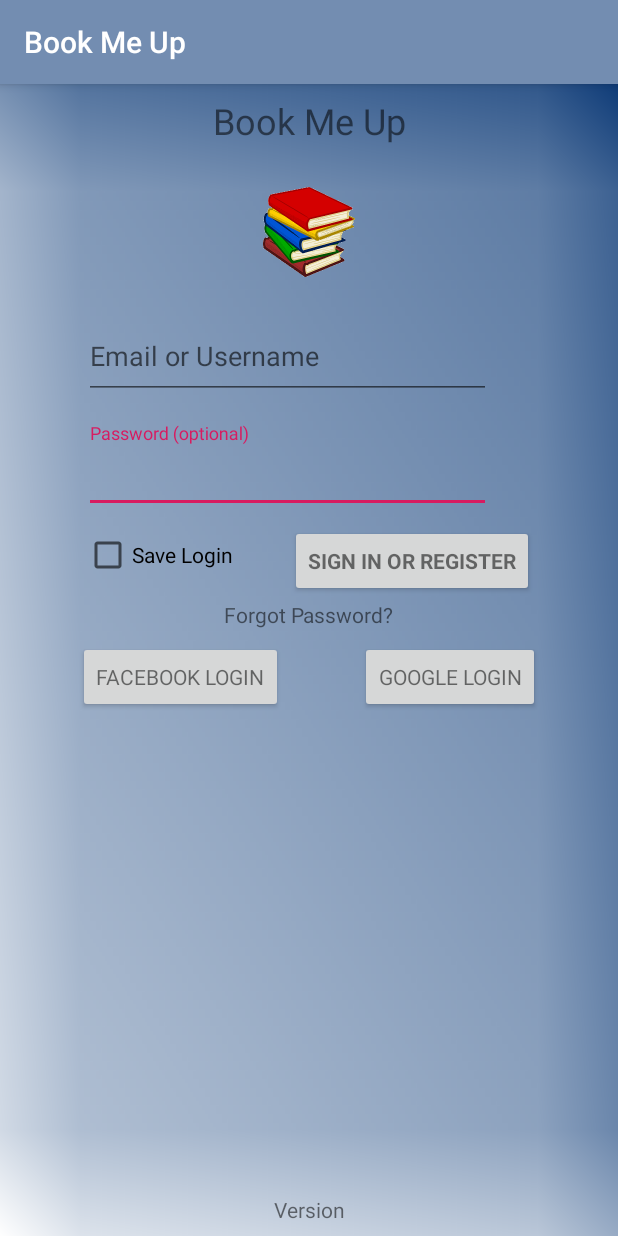
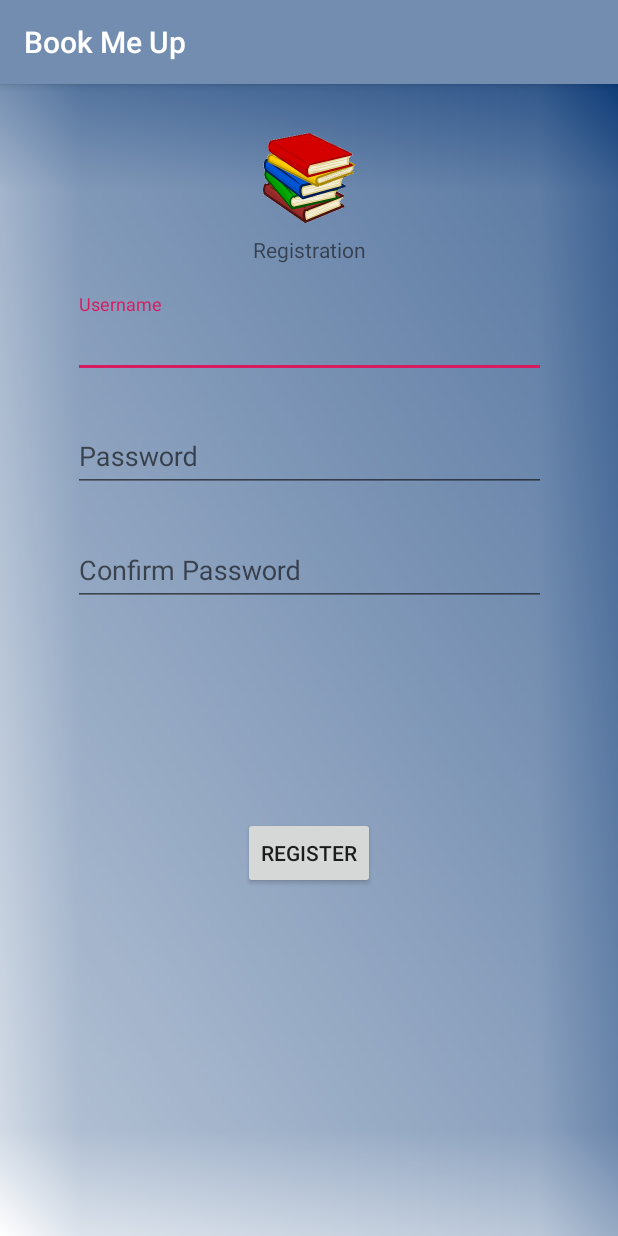
Before and after one commit to biodunduke/BookMeUp, an Android app: the screen it shows after launch (LoginActivity before the commit, RegisterActivity after it), on a phone screen of 412 x 824 dp. Run offline under Robolectric (Android 15) with nearby library versions, the phone set to English and light mode, and no system bars.

Commit message:
Registration screen created but without proper checks

```diff
--- a/BookMeUp/src/main/AndroidManifest.xml
+++ b/BookMeUp/src/main/AndroidManifest.xml
@@ -22,11 +22,14 @@
         <activity
             android:name=".LoginActivity"
             android:label="@string/app_name"
-            android:screenOrientation="portrait">
+            android:screenOrientation="portrait"></activity>
+        <activity
+            android:name=".SplashActivity"
+            android:screenOrientation="portrait"
+            android:theme="@style/SplashTheme">
 
         </activity>
-        <activity android:name=".SplashActivity"
-            android:theme="@style/SplashTheme"
+        <activity android:name=".RegisterActivity"
             android:screenOrientation="portrait">
             <intent-filter>
                 <action android:name="android.intent.action.MAIN" />
--- /dev/null
+++ b/BookMeUp/src/main/java/com/example/bookmeup/RegisterActivity.java
@@ -0,0 +1,62 @@
+package com.example.bookmeup;
+
+import android.content.Context;
+import android.content.DialogInterface;
+import android.app.AlertDialog;
+//import android.support.v7.app.AlertDialog;
+import android.content.Intent;
+import android.support.v7.app.AppCompatActivity;
+import android.os.Bundle;
+import android.view.View;
+import android.widget.Button;
+import android.widget.EditText;
+import android.widget.Toast;
+import android.text.TextUtils;
+
+import javax.xml.validation.Validator;
+
+public class RegisterActivity extends AppCompatActivity {
+    final Context context = this;
+
+    @Override
+    protected void onCreate(Bundle savedInstanceState) {
+        super.onCreate(savedInstanceState);
+        setContentView(R.layout.activity_register);
+
+        Button register = findViewById(R.id.registerButton);
+        register.setOnClickListener(new View.OnClickListener() {
+            @Override
+            public void onClick(View v) {
+                EditText username = findViewById(R.id.username);
+                EditText password = findViewById(R.id.regPassword);
+                EditText password2 = findViewById(R.id.regPassword2);
+                String pass1 = password.getText().toString().trim();
+                String pass2 = password2.getText().toString().trim();
+                if(TextUtils.equals(pass1,pass2))
+                    Toast.makeText(getApplicationContext(), R.string.matchPassword, Toast.LENGTH_LONG).show();
+                // Do proper check before here.
+                if (!username.getText().toString().isEmpty()
+                        && !password.getText().toString().isEmpty()
+                        && !password2.getText().toString().isEmpty()
+                        && TextUtils.equals(pass1,pass2)) {
+                    AlertDialog.Builder regAlertDialog = new AlertDialog.Builder(RegisterActivity.this);
+                    regAlertDialog
+                            .setTitle(R.string.success)
+                            .setMessage(String.format("%s\n%s", getString(R.string.reg_success), getString(R.string.checkEmail)))
+                            .setCancelable(false)
+                            .setPositiveButton(R.string.text_homePage, new DialogInterface.OnClickListener() {
+                                @Override
+                                public void onClick(DialogInterface dialog, int which) {
+                                    Intent intent = new Intent(getApplicationContext(),LoginActivity.class);
+                                    startActivity(intent);
+                                }
+                            });
+                    regAlertDialog.show();
+                } else {
+                    Toast.makeText(getApplicationContext(), R.string.fill_all_fields, Toast.LENGTH_LONG).show();
+                }
+            }
+        });
+
+    }
+}
--- /dev/null
+++ b/BookMeUp/src/main/res/layout/activity_register.xml
@@ -0,0 +1,132 @@
+<?xml version="1.0" encoding="utf-8"?>
+<android.support.constraint.ConstraintLayout xmlns:android="http://schemas.android.com/apk/res/android"
+    xmlns:app="http://schemas.android.com/apk/res-auto"
+    xmlns:tools="http://schemas.android.com/tools"
+    android:id="@+id/registerPage"
+    android:layout_width="match_parent"
+    android:layout_height="match_parent"
+    android:background="@drawable/ic_background"
+    tools:context=".RegisterActivity">
+
+    <android.support.constraint.Guideline
+        android:id="@+id/guideline"
+        android:layout_width="wrap_content"
+        android:layout_height="wrap_content"
+        android:orientation="vertical"
+        app:layout_constraintGuide_begin="26dp" />
+
+    <android.support.constraint.Guideline
+        android:id="@+id/guideline2"
+        android:layout_width="wrap_content"
+        android:layout_height="wrap_content"
+        android:orientation="vertical"
+        app:layout_constraintGuide_end="26dp" />
+
+    <android.support.constraint.Guideline
+        android:id="@+id/guideline3"
+        android:layout_width="wrap_content"
+        android:layout_height="wrap_content"
+        android:orientation="horizontal"
+        app:layout_constraintGuide_begin="25dp" />
+
+    <android.support.constraint.Guideline
+        android:id="@+id/guideline4"
+        android:layout_width="wrap_content"
+        android:layout_height="wrap_content"
+        android:orientation="horizontal"
+        app:layout_constraintGuide_end="17dp" />
+
+    <ImageView
+        android:id="@+id/registerLogo"
+        android:layout_width="wrap_content"
+        android:layout_height="wrap_content"
+        android:layout_marginStart="8dp"
+        android:layout_marginTop="8dp"
+        android:layout_marginEnd="8dp"
+        android:contentDescription="@string/logo_description"
+        app:layout_constraintEnd_toStartOf="@+id/guideline2"
+        app:layout_constraintStart_toStartOf="@+id/guideline"
+        app:layout_constraintTop_toTopOf="@+id/guideline3"
+        app:srcCompat="@drawable/bookmeup" />
+
+    <TextView
+        android:id="@+id/registerTextView"
+        android:layout_width="wrap_content"
+        android:layout_height="wrap_content"
+        android:layout_marginTop="8dp"
+        android:text="@string/registration"
+        app:layout_constraintEnd_toEndOf="@+id/registerLogo"
+        app:layout_constraintStart_toStartOf="@+id/registerLogo"
+        app:layout_constraintTop_toBottomOf="@+id/registerLogo" />
+
+    <android.support.design.widget.TextInputLayout
+        android:id="@+id/registrationUsername"
+        android:layout_width="315dp"
+        android:layout_height="wrap_content"
+        android:layout_marginStart="8dp"
+        android:layout_marginTop="20dp"
+        android:layout_marginEnd="8dp"
+        app:layout_constraintEnd_toStartOf="@+id/guideline2"
+        app:layout_constraintStart_toStartOf="@+id/guideline"
+        app:layout_constraintTop_toBottomOf="@+id/registerTextView">
+
+        <android.support.design.widget.TextInputEditText
+            android:id="@+id/username"
+            android:layout_width="match_parent"
+            android:layout_height="wrap_content"
+            android:hint="@string/username"
+            android:inputType="text" />
+    </android.support.design.widget.TextInputLayout>
+
+    <android.support.design.widget.TextInputLayout
+        android:id="@+id/registrationPassword"
+        android:layout_width="315dp"
+        android:layout_height="wrap_content"
+        android:layout_marginStart="8dp"
+        android:layout_marginTop="20dp"
+        android:layout_marginEnd="8dp"
+        app:layout_constraintEnd_toStartOf="@+id/guideline2"
+        app:layout_constraintStart_toStartOf="@+id/guideline"
+        app:layout_constraintTop_toBottomOf="@+id/registrationUsername">
+
+        <android.support.design.widget.TextInputEditText
+            android:id="@+id/regPassword"
+            android:layout_width="match_parent"
+            android:layout_height="wrap_content"
+            android:hint="@string/password"
+            android:inputType="textPassword" />
+    </android.support.design.widget.TextInputLayout>
+
+    <android.support.design.widget.TextInputLayout
+        android:id="@+id/registrationPassword2"
+        android:layout_width="315dp"
+        android:layout_height="wrap_content"
+        android:layout_marginStart="8dp"
+        android:layout_marginTop="20dp"
+        android:layout_marginEnd="8dp"
+        app:layout_constraintEnd_toStartOf="@+id/guideline2"
+        app:layout_constraintStart_toStartOf="@+id/guideline"
+        app:layout_constraintTop_toBottomOf="@+id/registrationPassword">
+
+        <android.support.design.widget.TextInputEditText
+            android:id="@+id/regPassword2"
+            android:layout_width="match_parent"
+            android:layout_height="wrap_content"
+            android:hint="@string/confirm_password"
+            android:inputType="textPassword" />
+    </android.support.design.widget.TextInputLayout>
+
+    <Button
+        android:id="@+id/registerButton"
+        android:layout_width="wrap_content"
+        android:layout_height="wrap_content"
+        android:layout_marginStart="8dp"
+        android:layout_marginTop="10dp"
+        android:layout_marginEnd="8dp"
+        android:layout_marginBottom="84dp"
+        android:text="@string/btnRregister"
+        app:layout_constraintBottom_toTopOf="@+id/guideline4"
+        app:layout_constraintEnd_toStartOf="@+id/guideline2"
+        app:layout_constraintStart_toStartOf="@+id/guideline"
+        app:layout_constraintTop_toBottomOf="@+id/registrationPassword2" />
+</android.support.constraint.ConstraintLayout>
--- a/BookMeUp/src/main/res/values/strings.xml
+++ b/BookMeUp/src/main/res/values/strings.xml
@@ -13,8 +13,18 @@
     <string name="check_save_login">Save Login</string>
     <string name="text_forgot_password">Forgot Password?</string>
     <string name="version">Version</string>
-    <string name="logo_description">Book Me Up Logo</string>
+    <string name="logo_description">BookMeUp Logo</string>
     <string name="login_fb">Facebook Login</string>
     <string name="login_google">Google Login</string>
-    <string name="bookmeup_logo">BookMeUp Logo</string>
+    <string name="registration">Registration</string>
+    <string name="username">Username</string>
+    <string name="password">Password</string>
+    <string name="confirm_password">Confirm Password</string>
+    <string name="btnRregister">Register</string>
+    <string name="success">Success</string>
+    <string name="reg_success">Registration Successful</string>
+    <string name="checkEmail">Check your email for activation</string>
+    <string name="text_homePage">HomePage</string>
+    <string name="fill_all_fields">Fill all required fields</string>
+    <string name="matchPassword">Passwords Match</string>
 </resources>
```
